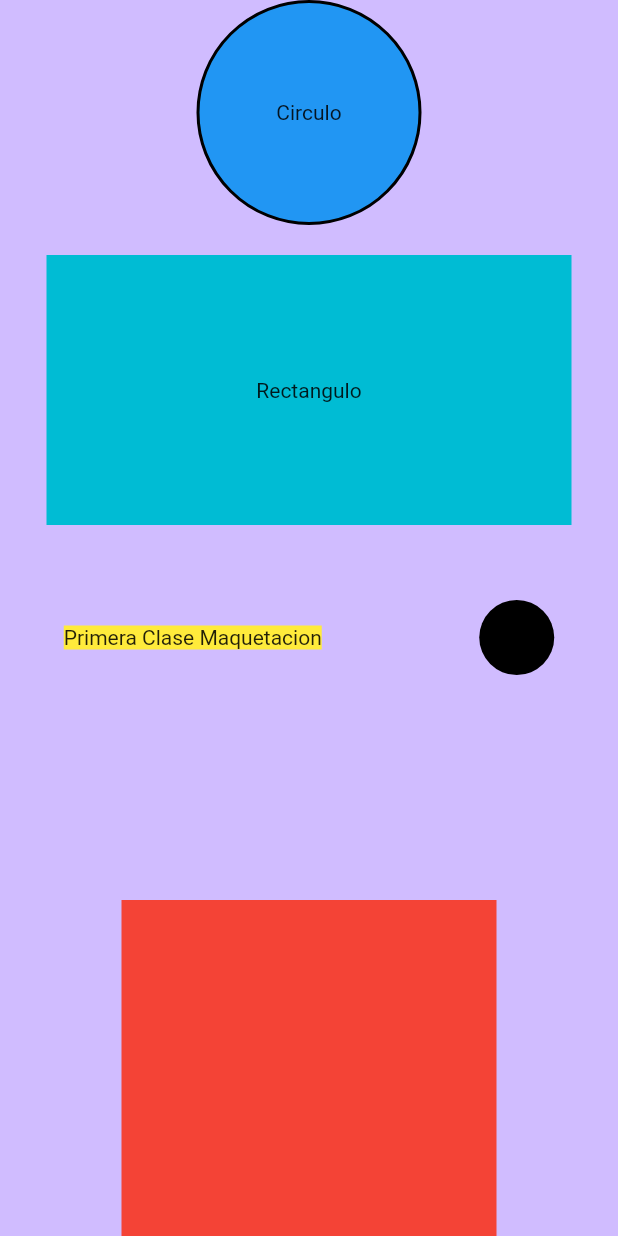
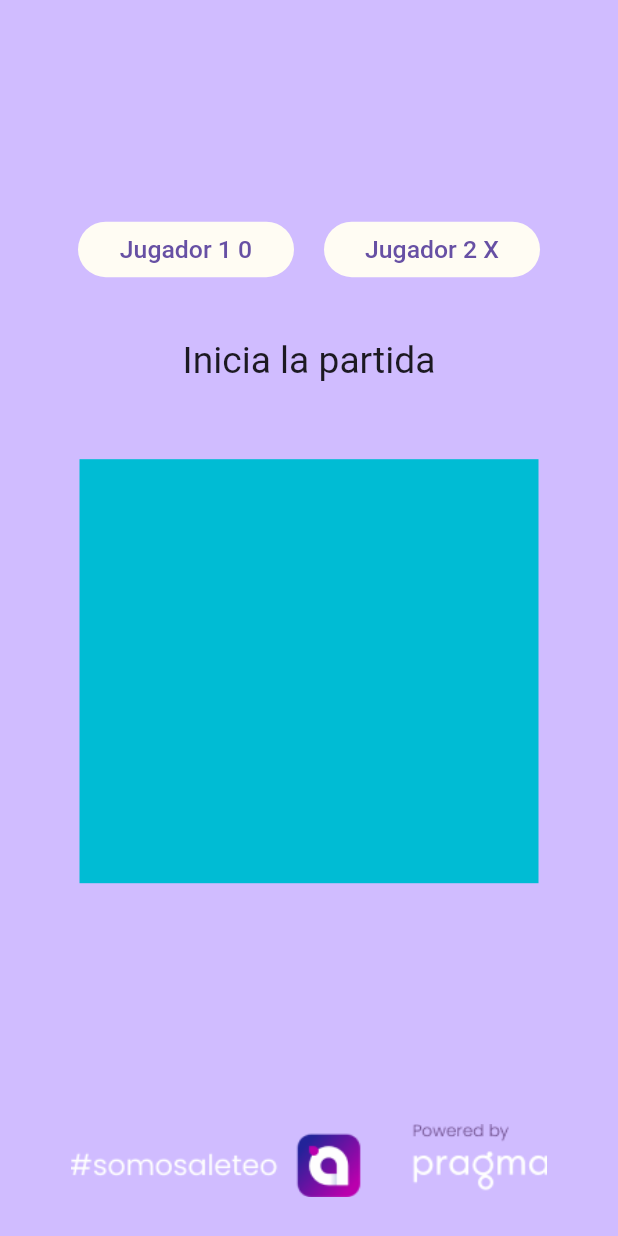
Before and after one commit to Jhon-Giraldo/flutter_widgets_app, a Flutter app: the screen it shows after launch, on a phone screen of 412 x 824 dp. Run offline on Flutter 3.47's test engine with Material 2 defaults, Android fonts, the phone set to English and light mode, and no system bars.

Commit message:
laying out with responsive ui

```diff
--- a/lib/my_app.dart
+++ b/lib/my_app.dart
@@ -1,6 +1,6 @@
 import 'package:flutter/material.dart';
 
-import 'view/screens/home_screen.dart';
+import 'view/screens/tictactoe_home_screen.dart';
 
 class MyApp extends StatelessWidget {
   const MyApp({super.key});
@@ -9,7 +9,7 @@ class MyApp extends StatelessWidget {
   Widget build(BuildContext context) {
     return const MaterialApp(
       title: 'Flutter Widgets App',
-      home: HomeScreen(),
+      home: TictactoeHomeScreen(),
       debugShowCheckedModeBanner: false,
     );
   }
--- /dev/null
+++ b/lib/utils/responsive.dart
@@ -0,0 +1,83 @@
+import 'dart:math' as math;
+
+import 'package:flutter/material.dart';
+
+/// Clase `Responsive` que proporciona métodos para calcular distancias basadas en porcentajes
+/// y dimensiones de dispositivo en una aplicación Flutter.
+class Responsive {
+  /// Método que devuelve la distancia calculada en función del [percent] proporcionado y
+  /// la altura del dispositivo.
+  ///
+  /// Parámetros:
+  /// - [context]: El BuildContext necesario para acceder a MediaQuery.
+  /// - [percent]: El porcentaje basado en el cual se calculará la distancia.
+  ///
+  /// Ejemplo:
+  /// Si el dispositivo tiene una altura de 892 y se pasa un [percent] de 50,
+  /// el método devuelve 446.
+  static double distancePercentFromHeight(
+      BuildContext context, double percent) {
+    // Altura total del dispositivo (ejemplo: 892).
+    double totalHeight = 892;
+
+    // Porcentaje total (utilizado para escalar correctamente).
+    double totalPercent = 100;
+
+    // Obtenemos la altura real del dispositivo mediante MediaQuery.
+    totalHeight = MediaQuery.of(context).size.height;
+
+    // Cálculo de la distancia utilizando la fórmula.
+    return (percent * totalHeight) / totalPercent;
+  }
+
+  /// Método que devuelve la distancia calculada en función del [percent] proporcionado y
+  /// el ancho del dispositivo.
+  ///
+  /// Parámetros:
+  /// - [context]: El BuildContext necesario para acceder a MediaQuery.
+  /// - [percent]: El porcentaje basado en el cual se calculará la distancia.
+  ///
+  /// Ejemplo:
+  /// Si el dispositivo tiene un ancho de 412 y se pasa un [percent] de 50,
+  /// el método devuelve 206.
+  static double distancePercentFromWidth(BuildContext context, double percent) {
+    // Ancho total del dispositivo (ejemplo: 412).
+    double totalWidth = 412;
+
+    // Porcentaje total (utilizado para escalar correctamente).
+    double totalPercent = 100;
+
+    // Obtenemos el ancho real del dispositivo mediante MediaQuery.
+    totalWidth = MediaQuery.of(context).size.width;
+
+    // Cálculo de la distancia utilizando la fórmula.
+    return (percent * totalWidth) / totalPercent;
+  }
+
+  /// Método que devuelve la distancia basada en la diagonal del dispositivo y el [percent] dado.
+  ///
+  /// Parámetros:
+  /// - [context]: El BuildContext necesario para acceder a MediaQuery.
+  /// - [percent]: El porcentaje basado en el cual se calculará la distancia.
+  ///
+  /// Ejemplo:
+  /// Si el dispositivo tiene un ancho de 300 y una altura de 400 (la diagonal sería 500 usando el teorema de Pitágoras),
+  /// y se pasa un [percent] de 50, el método devuelve 250.
+  static double distancePercentText(BuildContext context, double percent) {
+    double c = 412, totalPercent = 100;
+
+    // Obtenemos el ancho y la altura del dispositivo mediante MediaQuery.
+    double a = MediaQuery.of(context).size.width;
+    double b = MediaQuery.of(context).size.height;
+
+    // Calculamos la diagonal del dispositivo utilizando el teorema de Pitágoras.
+    c = math.sqrt(math.pow(a, 2) + math.pow(b, 2));
+    // Teorema =
+    // cˆ2 = aˆ2 + bˆ2
+    // c = longitud hipotenusa
+    // a,b = longitud lados
+
+    // Cálculo de la distancia utilizando la fórmula.
+    return (percent * c) / totalPercent;
+  }
+}
--- /dev/null
+++ b/lib/view/screens/tictactoe_home_screen.dart
@@ -0,0 +1,89 @@
+import 'package:flutter/material.dart';
+import 'package:flutter_widgets_app/utils/responsive.dart';
+
+class TictactoeHomeScreen extends StatelessWidget {
+  const TictactoeHomeScreen({super.key});
+
+  @override
+  Widget build(BuildContext context) {
+    return Scaffold(
+      backgroundColor: const Color(0xFFD0BCFF),
+      body: Column(
+        children: [
+          SizedBox(
+            height: Responsive.distancePercentFromHeight(context, 17.9372),
+          ),
+          Row(
+            mainAxisAlignment: MainAxisAlignment.center,
+            children: [
+              Container(
+                alignment: Alignment.center,
+                height: Responsive.distancePercentFromHeight(context, 4.4843),
+                width: Responsive.distancePercentFromWidth(context, 34.9515),
+                decoration: BoxDecoration(
+                  color: const Color(0xFFFFFCF3),
+                  borderRadius: BorderRadius.circular(100),
+                ),
+                child: Text(
+                  'Jugador 1 0',
+                  style: TextStyle(
+                    fontWeight: FontWeight.w500,
+                    color: const Color(0xFF6750A4),
+                    fontSize: Responsive.distancePercentText(context, 1.7937),
+                  ),
+                ),
+              ),
+              SizedBox(
+                width: Responsive.distancePercentFromWidth(context, 4.8544),
+              ),
+              Container(
+                alignment: Alignment.center,
+                height: Responsive.distancePercentFromHeight(context, 4.4843),
+                width: Responsive.distancePercentFromWidth(context, 34.9515),
+                decoration: BoxDecoration(
+                  color: const Color(0xFFFFFCF3),
+                  borderRadius: BorderRadius.circular(100),
+                ),
+                child: Text(
+                  'Jugador 2 X',
+                  style: TextStyle(
+                    fontWeight: FontWeight.w500,
+                    color: const Color(0xFF6750A4),
+                    fontSize: Responsive.distancePercentText(context, 1.7937),
+                  ),
+                ),
+              ),
+            ],
+          ),
+          SizedBox(
+            height: Responsive.distancePercentFromHeight(context, 4.9327),
+          ),
+          Text(
+            'Inicia la partida',
+            style: TextStyle(
+                fontSize: Responsive.distancePercentText(context, 2.6906)),
+          ),
+          SizedBox(
+            height: Responsive.distancePercentFromHeight(context, 6.2780),
+          ),
+          Container(
+            color: Colors.cyan,
+            height: Responsive.distancePercentFromHeight(context, 34.3049),
+            width: Responsive.distancePercentFromWidth(context, 74.2718),
+          ),
+          Expanded(child: Container()),
+          Padding(
+            padding: EdgeInsets.only(
+              bottom: Responsive.distancePercentFromHeight(context, 3.1390),
+            ),
+            child: Image(
+              image: const AssetImage('assets/patrocina.png'),
+              height: Responsive.distancePercentFromHeight(context, 5.9417),
+              width: Responsive.distancePercentFromWidth(context, 83.4951),
+            ),
+          ),
+        ],
+      ),
+    );
+  }
+}
--- a/pubspec.yaml
+++ b/pubspec.yaml
@@ -60,8 +60,8 @@ flutter:
   uses-material-design: true
 
   # To add assets to your application, add an assets section, like this:
-  # assets:
-  #   - images/a_dot_burr.jpeg
+  assets:
+    - assets/
   #   - images/a_dot_ham.jpeg
 
   # An image asset can refer to one or more resolution-specific "variants", see
```
Also changed, not shown: assets/patrocina.png (added), pubspec.lock, 2 other files.
